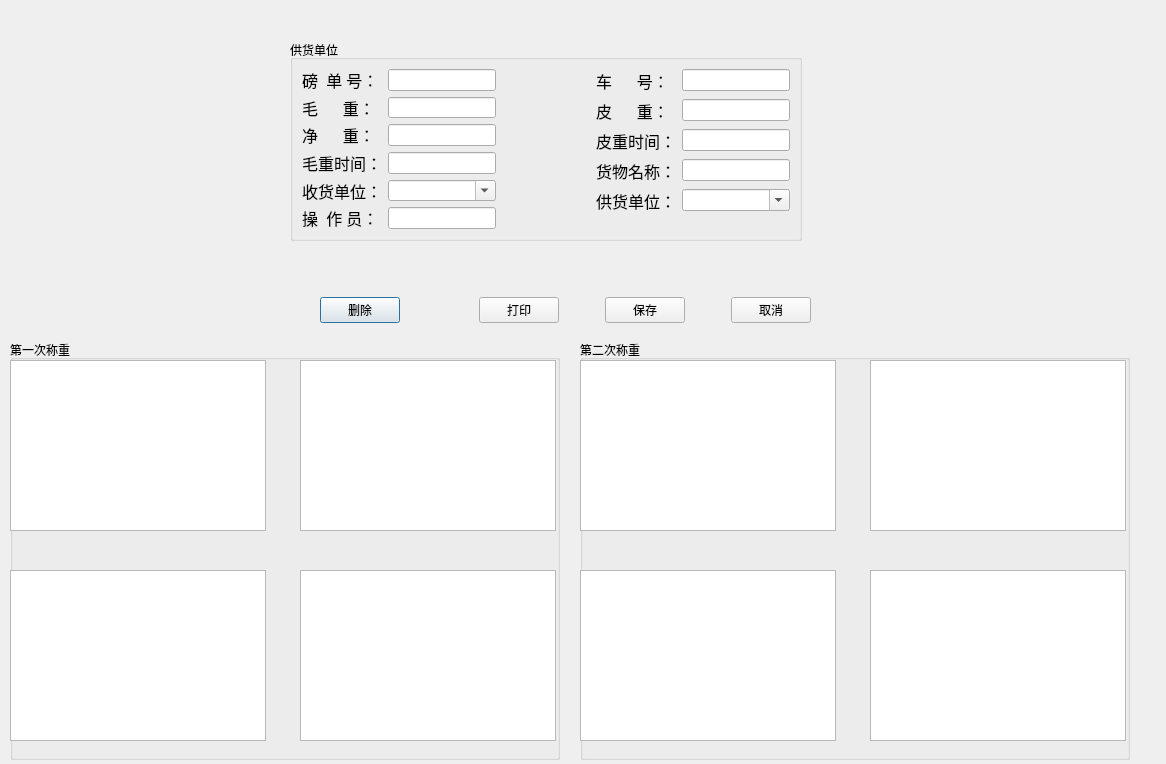
Above: ui/balance_detail.ui from yuyan235813/balance_platform before the change. Below: the same form after it.
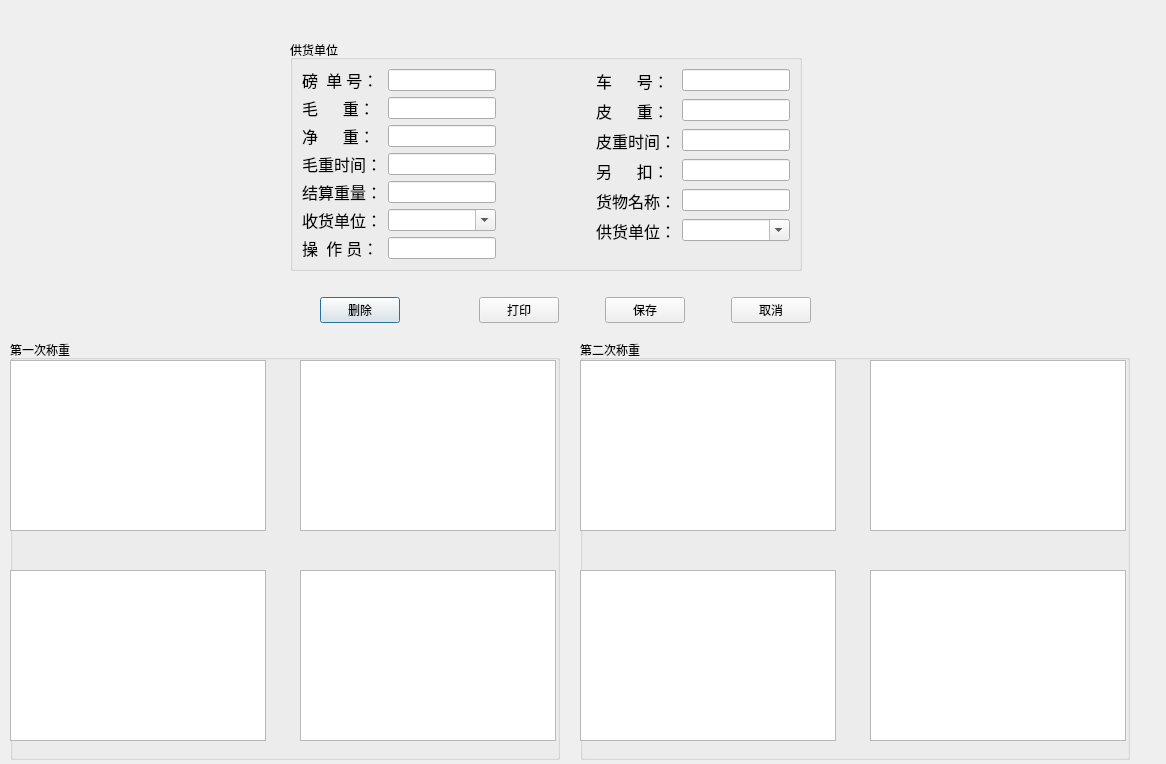
That is the form after the change. Custom widgets are drawn as their Qt base class.

Commit message: 查询页添加“另扣”和“结算重量”

Diff of the .ui file:
```diff
--- a/ui/balance_detail.ui
+++ b/ui/balance_detail.ui
@@ -103,7 +103,7 @@
      <x>290</x>
      <y>40</y>
      <width>512</width>
-     <height>201</height>
+     <height>231</height>
     </rect>
    </property>
    <property name="title">
@@ -190,7 +190,7 @@
           </property>
          </widget>
         </item>
-        <item row="5" column="0">
+        <item row="6" column="0">
          <widget class="QLabel" name="label_16">
           <property name="font">
            <font>
@@ -203,7 +203,7 @@
           </property>
          </widget>
         </item>
-        <item row="5" column="1">
+        <item row="6" column="1">
          <widget class="QLineEdit" name="operatorLineEdit_4">
           <property name="echoMode">
            <enum>QLineEdit::Normal</enum>
@@ -213,7 +213,7 @@
           </property>
          </widget>
         </item>
-        <item row="4" column="0">
+        <item row="5" column="0">
          <widget class="QLabel" name="label_12">
           <property name="font">
            <font>
@@ -239,13 +239,36 @@
           </property>
          </widget>
         </item>
-        <item row="4" column="1">
+        <item row="5" column="1">
          <widget class="QComboBox" name="receiverComboBox">
           <property name="editable">
            <bool>true</bool>
           </property>
          </widget>
         </item>
+        <item row="4" column="0">
+         <widget class="QLabel" name="label_18">
+          <property name="font">
+           <font>
+            <family>微软雅黑</family>
+            <pointsize>12</pointsize>
+           </font>
+          </property>
+          <property name="text">
+           <string>结算重量：</string>
+          </property>
+         </widget>
+        </item>
+        <item row="4" column="1">
+         <widget class="QLineEdit" name="SettlementLineEdit">
+          <property name="echoMode">
+           <enum>QLineEdit::Normal</enum>
+          </property>
+          <property name="readOnly">
+           <bool>true</bool>
+          </property>
+         </widget>
+        </item>
        </layout>
       </item>
       <item>
@@ -309,7 +332,7 @@
         <item row="2" column="1">
          <widget class="QLineEdit" name="leatherWeighttimeLineEdit"/>
         </item>
-        <item row="3" column="1">
+        <item row="4" column="1">
          <widget class="QLineEdit" name="cargoNameLineEdit">
           <property name="echoMode">
            <enum>QLineEdit::Normal</enum>
@@ -341,7 +364,7 @@
           </property>
          </widget>
         </item>
-        <item row="3" column="0">
+        <item row="4" column="0">
          <widget class="QLabel" name="label_13">
           <property name="font">
            <font>
@@ -354,7 +377,7 @@
           </property>
          </widget>
         </item>
-        <item row="4" column="0">
+        <item row="5" column="0">
          <widget class="QLabel" name="label_11">
           <property name="font">
            <font>
@@ -367,13 +390,33 @@
           </property>
          </widget>
         </item>
-        <item row="4" column="1">
+        <item row="5" column="1">
          <widget class="QComboBox" name="supplierComboBox">
           <property name="editable">
            <bool>true</bool>
           </property>
          </widget>
         </item>
+        <item row="3" column="0">
+         <widget class="QLabel" name="label_17">
+          <property name="font">
+           <font>
+            <family>微软雅黑</family>
+            <pointsize>12</pointsize>
+           </font>
+          </property>
+          <property name="text">
+           <string>另      扣：</string>
+          </property>
+         </widget>
+        </item>
+        <item row="3" column="1">
+         <widget class="QLineEdit" name="extraWeightLineEdit">
+          <property name="readOnly">
+           <bool>true</bool>
+          </property>
+         </widget>
+        </item>
        </layout>
       </item>
      </layout>
```
The commit also changes 3 other files.
